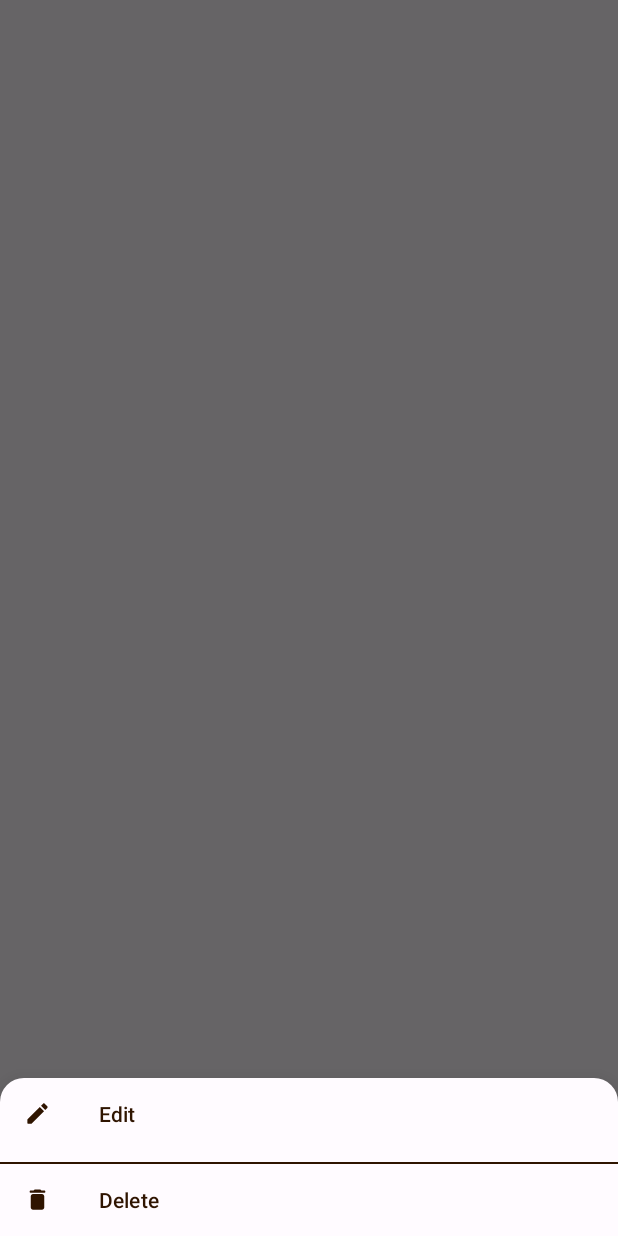
After one commit to Andrinha/marerial-tab-editor, an Android app: the fragment BottomSheetEditFragment shown on its own in the app's theme, on a phone screen of 412 x 824 dp. The commit adds this screen. Run offline under Robolectric (Android 15) with nearby library versions, the phone set to English and light mode, and no system bars.

Commit message:
translate app; add bottomsheet fragment

```diff
--- /dev/null
+++ b/app/src/main/java/com/example/marerialtabeditor/ui/archive/BottomSheetEditFragment.kt
@@ -0,0 +1,47 @@
+package com.example.marerialtabeditor.ui.archive
+
+import android.content.Context
+import android.os.Bundle
+import android.view.LayoutInflater
+import android.view.View
+import android.view.ViewGroup
+import com.example.marerialtabeditor.R
+import com.example.marerialtabeditor.databinding.FragmentBottomsheetEditBinding
+import com.google.android.material.bottomsheet.BottomSheetDialogFragment
+import com.google.android.material.dialog.MaterialAlertDialogBuilder
+
+
+class BottomSheetEditFragment : BottomSheetDialogFragment() {
+
+    private var _binding: FragmentBottomsheetEditBinding? = null
+    private val binding get() = _binding!!
+
+
+    override fun onCreateView(
+        inflater: LayoutInflater, container: ViewGroup?, savedInstanceState: Bundle?
+    ): View {
+        _binding = FragmentBottomsheetEditBinding.inflate(inflater, container, false)
+
+
+        binding.apply {
+
+        }
+        return binding.root
+    }
+
+    private fun showDeleteDialog(id: Int, context: Context) {
+        MaterialAlertDialogBuilder(context).setTitle("Вы действительно хотите удалить табулатуру?")
+            .setNegativeButton(resources.getString(R.string.cancel)) { dialog, _ ->
+                dialog.dismiss()
+            }.setPositiveButton(resources.getString(R.string.delete)) { _, _ ->
+                //deleteMeasure(preferences.getString("token", "").toString(), id, context)
+                dismiss()
+            }.show()
+    }
+
+    private fun deleteMeasure(id: Int, context: Context) {
+
+    }
+
+    override fun getTheme() = R.style.AppBottomSheetDialogTheme
+}
--- /dev/null
+++ b/app/src/main/res/drawable/bottom_sheet_background.xml
@@ -0,0 +1,14 @@
+<?xml version="1.0" encoding="UTF-8"?>
+<shape xmlns:android="http://schemas.android.com/apk/res/android">
+    <corners
+        android:bottomLeftRadius="0dp"
+        android:bottomRightRadius="0dp"
+        android:topLeftRadius="16dp"
+        android:topRightRadius="16dp" />
+    <padding
+        android:bottom="0dip"
+        android:left="0dip"
+        android:right="0dip"
+        android:top="0dip" />
+    <solid android:color="?colorSurface" />
+</shape>
--- /dev/null
+++ b/app/src/main/res/drawable/round_delete_24.xml
@@ -0,0 +1,5 @@
+<vector android:height="24dp" android:tint="#000000"
+    android:viewportHeight="24" android:viewportWidth="24"
+    android:width="24dp" xmlns:android="http://schemas.android.com/apk/res/android">
+    <path android:fillColor="@android:color/white" android:pathData="M6,19c0,1.1 0.9,2 2,2h8c1.1,0 2,-0.9 2,-2V9c0,-1.1 -0.9,-2 -2,-2H8c-1.1,0 -2,0.9 -2,2v10zM18,4h-2.5l-0.71,-0.71c-0.18,-0.18 -0.44,-0.29 -0.7,-0.29H9.91c-0.26,0 -0.52,0.11 -0.7,0.29L8.5,4H6c-0.55,0 -1,0.45 -1,1s0.45,1 1,1h12c0.55,0 1,-0.45 1,-1s-0.45,-1 -1,-1z"/>
+</vector>
--- /dev/null
+++ b/app/src/main/res/drawable/round_edit_24.xml
@@ -0,0 +1,5 @@
+<vector android:height="24dp" android:tint="#000000"
+    android:viewportHeight="24" android:viewportWidth="24"
+    android:width="24dp" xmlns:android="http://schemas.android.com/apk/res/android">
+    <path android:fillColor="@android:color/white" android:pathData="M3,17.46v3.04c0,0.28 0.22,0.5 0.5,0.5h3.04c0.13,0 0.26,-0.05 0.35,-0.15L17.81,9.94l-3.75,-3.75L3.15,17.1c-0.1,0.1 -0.15,0.22 -0.15,0.36zM20.71,7.04c0.39,-0.39 0.39,-1.02 0,-1.41l-2.34,-2.34c-0.39,-0.39 -1.02,-0.39 -1.41,0l-1.83,1.83 3.75,3.75 1.83,-1.83z"/>
+</vector>
--- a/app/src/main/res/layout/fragment_archive.xml
+++ b/app/src/main/res/layout/fragment_archive.xml
@@ -24,7 +24,7 @@
                 android:id="@+id/edit_search"
                 android:layout_width="match_parent"
                 android:layout_height="wrap_content"
-                android:hint="Search..." />
+                android:hint="@string/search" />
         </com.google.android.material.textfield.TextInputLayout>
 
         <androidx.recyclerview.widget.RecyclerView
--- /dev/null
+++ b/app/src/main/res/layout/fragment_bottomsheet_edit.xml
@@ -0,0 +1,44 @@
+<LinearLayout xmlns:android="http://schemas.android.com/apk/res/android"
+    xmlns:app="http://schemas.android.com/apk/res-auto"
+    android:layout_width="match_parent"
+    android:layout_height="wrap_content"
+    android:layout_gravity="bottom"
+    android:layout_marginTop="@dimen/half_margin"
+    android:layout_marginBottom="@dimen/half_margin"
+    android:orientation="vertical">
+
+    <com.google.android.material.button.MaterialButton
+        android:id="@+id/tv_edit"
+        style="@style/Widget.Material3.Button.TextButton.Icon"
+        android:layout_width="match_parent"
+        android:layout_height="wrap_content"
+        android:gravity="start|center_vertical"
+        android:paddingStart="@dimen/default_margin"
+        android:paddingEnd="@dimen/default_margin"
+        android:text="@string/edit"
+        android:textColor="?colorOnSurface"
+        app:icon="@drawable/round_edit_24"
+        app:iconPadding="@dimen/double_margin"
+        app:iconTint="?colorOnSurface" />
+
+    <View
+        android:layout_width="match_parent"
+        android:layout_height="1dp"
+        android:layout_marginTop="@dimen/half_margin"
+        android:background="?colorOnSurface" />
+
+    <com.google.android.material.button.MaterialButton
+        android:id="@+id/tv_delete"
+        style="@style/Widget.Material3.Button.TextButton.Icon"
+        android:layout_width="match_parent"
+        android:layout_height="wrap_content"
+        android:gravity="start|center_vertical"
+        android:paddingStart="@dimen/default_margin"
+        android:paddingEnd="@dimen/default_margin"
+        android:text="@string/delete"
+        android:textColor="?colorOnSurface"
+        app:icon="@drawable/round_delete_24"
+        app:iconPadding="@dimen/double_margin"
+        app:iconTint="?colorOnSurface" />
+
+</LinearLayout>
--- a/app/src/main/res/values/dimens.xml
+++ b/app/src/main/res/values/dimens.xml
@@ -3,4 +3,7 @@
     <dimen name="quarter_margin">4dp</dimen>
     <dimen name="half_margin">8dp</dimen>
     <dimen name="default_margin">16dp</dimen>
+    <dimen name="one_and_half_margin">24dp</dimen>
+    <dimen name="double_margin">32dp</dimen>
+    <dimen name="triple_margin">48dp</dimen>
 </resources>
--- a/app/src/main/res/values/strings.xml
+++ b/app/src/main/res/values/strings.xml
@@ -9,11 +9,16 @@
     <string name="fret">Fret</string>
     <string name="save">Save</string>
     <string name="band">Band</string>
-    <string name="bpm">BPM</string>
+    <string name="bpm" translatable="false">BPM</string>
     <string name="blocks">Blocks</string>
     <string name="copy">Copy</string>
     <string name="paste">Paste</string>
     <string name="add">Add</string>
-    <string name="edit_fragment">Edit fragment</string>
-    <string name="archive_fragment">Archive fragment</string>
+    <string name="edit_fragment">Edit tab</string>
+    <string name="archive_fragment">My tabs</string>
+    <string name="tab_create">Create tab</string>
+    <string name="search">Search...</string>
+    <string name="cancel">Cancel</string>
+    <string name="delete">Delete</string>
+    <string name="edit">Edit</string>
 </resources>
--- a/app/src/main/res/values/styles.xml
+++ b/app/src/main/res/values/styles.xml
@@ -12,4 +12,12 @@
         <item name="android:layout_height">1dp</item>
         <item name="android:background">?colorSecondary</item>
     </style>
+
+    <style name="AppBottomSheetDialogTheme" parent="Theme.Design.Light.BottomSheetDialog">
+        <item name="bottomSheetStyle">@style/AppModalStyle</item>
+    </style>
+
+    <style name="AppModalStyle" parent="Widget.Design.BottomSheet.Modal">
+        <item name="android:background">@drawable/bottom_sheet_background</item>
+    </style>
 </resources>
```
Also changed, not shown: app/src/main/java/com/example/marerialtabeditor/ui/archive/ArchiveFragment.kt (+17 -7 lines), app/src/main/java/com/example/marerialtabeditor/ui/edit/EditFragment.kt (+11 -16 lines), app/src/main/java/com/example/marerialtabeditor/ui/edit/EditViewModel.kt (+6 -5 lines), app/src/main/res/layout/content_main.xml (+6 -15 lines), app/src/main/res/layout/fragment_edit.xml (+27 -23 lines), app/src/main/res/layout/item_note.xml (+14 -3 lines), 1 other file.
